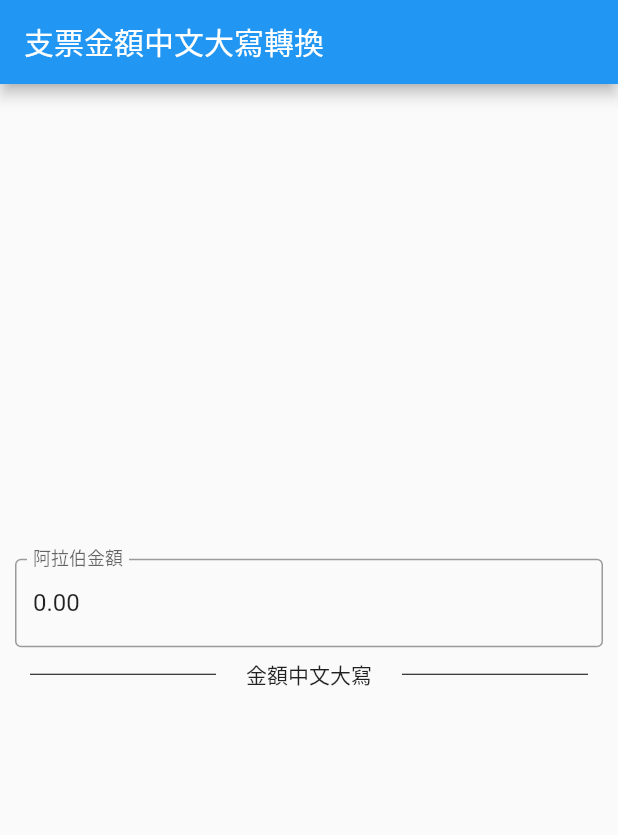
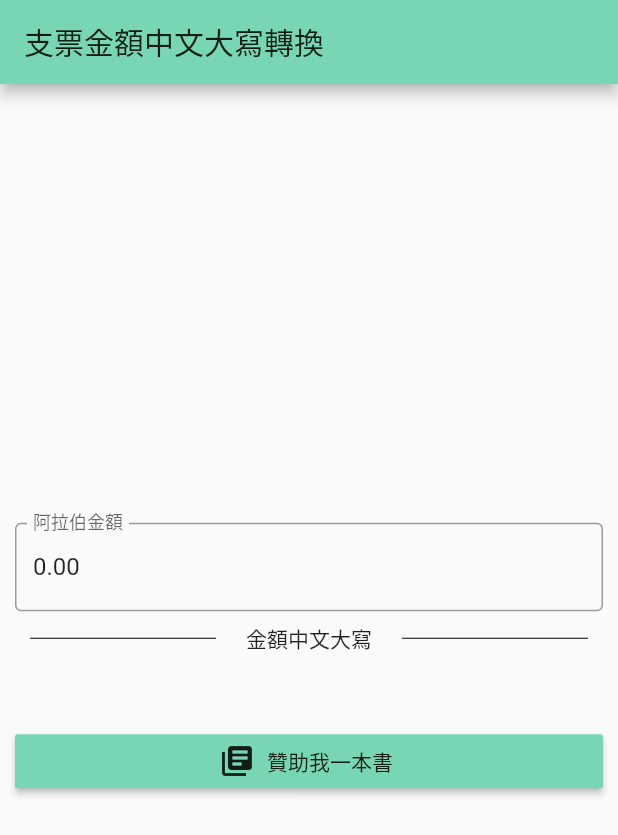
Before and after one commit to anthonychwong/Chinese-Cheque-Amount-Convertor, a Flutter app: the screen it shows after launch, on a phone screen of 412 x 824 dp. Shown: the top 835 px of the screen. Run offline on Flutter 3.47's test engine with Material 2 defaults, Android fonts, the phone set to English and light mode, and no system bars; our stand-ins replace flutter_masked_text.

Commit message:
Add buy me a coffee button and matching color theme

```diff
--- a/lib/main.dart
+++ b/lib/main.dart
@@ -1,6 +1,23 @@
 import 'package:ChineseChequeConvertor/convertToCNDigit.dart';
 import 'package:flutter/material.dart';
 import 'package:flutter_masked_text/flutter_masked_text.dart';
+import 'package:url_launcher/url_launcher.dart';
+
+// change color theme to match the by me a coffee page
+Map<int, Color> buyMeACoffeeGreenMap = {
+  50: Color.fromRGBO(121, 214, 181, .1),
+  100: Color.fromRGBO(121, 214, 181, .2),
+  200: Color.fromRGBO(121, 214, 181, .3),
+  300: Color.fromRGBO(121, 214, 181, .4),
+  400: Color.fromRGBO(121, 214, 181, .5),
+  500: Color.fromRGBO(121, 214, 181, .6),
+  600: Color.fromRGBO(121, 214, 181, .7),
+  700: Color.fromRGBO(121, 214, 181, .8),
+  800: Color.fromRGBO(121, 214, 181, .9),
+  900: Color.fromRGBO(121, 214, 181, 1),
+};
+
+MaterialColor buyMeACoffeeGreen = MaterialColor(0xFF79D6B5, buyMeACoffeeGreenMap);
 
 void main() {
   runApp(MyApp());
@@ -23,7 +40,7 @@ class MyApp extends StatelessWidget {
         // or simply save your changes to "hot reload" in a Flutter IDE).
         // Notice that the counter didn't reset back to zero; the application
         // is not restarted.
-        primarySwatch: Colors.blue,
+        primarySwatch: buyMeACoffeeGreen,
         // This makes the visual density adapt to the platform that you run
         // the app on. For desktop platforms, the controls will be smaller and
         // closer together (more dense) than on mobile platforms.
@@ -116,7 +133,13 @@ class _MyHomePageState extends State<MyHomePage> {
             Text(
               '$_display',
               style: Theme.of(context).textTheme.headline4,
-            )
+            ),
+            RaisedButton.icon(
+                icon: Icon(Icons.library_books),
+                label: Text("贊助我一本書"),
+                color: Theme.of(context).primaryColor,
+                onPressed: () =>
+                    launch("https://www.buymeacoffee.com/anthonychwong"))
           ],
         ),
       )),
--- a/pubspec.yaml
+++ b/pubspec.yaml
@@ -25,6 +25,9 @@ dependencies:
     sdk: flutter
 
   flutter_masked_text: ^0.8.0
+
+  url_launcher_web: '>=0.1.2 <2.0.0'
+  url_launcher: ^5.1.4 # url launcher web dependencis
 
   # The following adds the Cupertino Icons font to your application.
   # Use with the CupertinoIcons class for iOS style icons.
```
